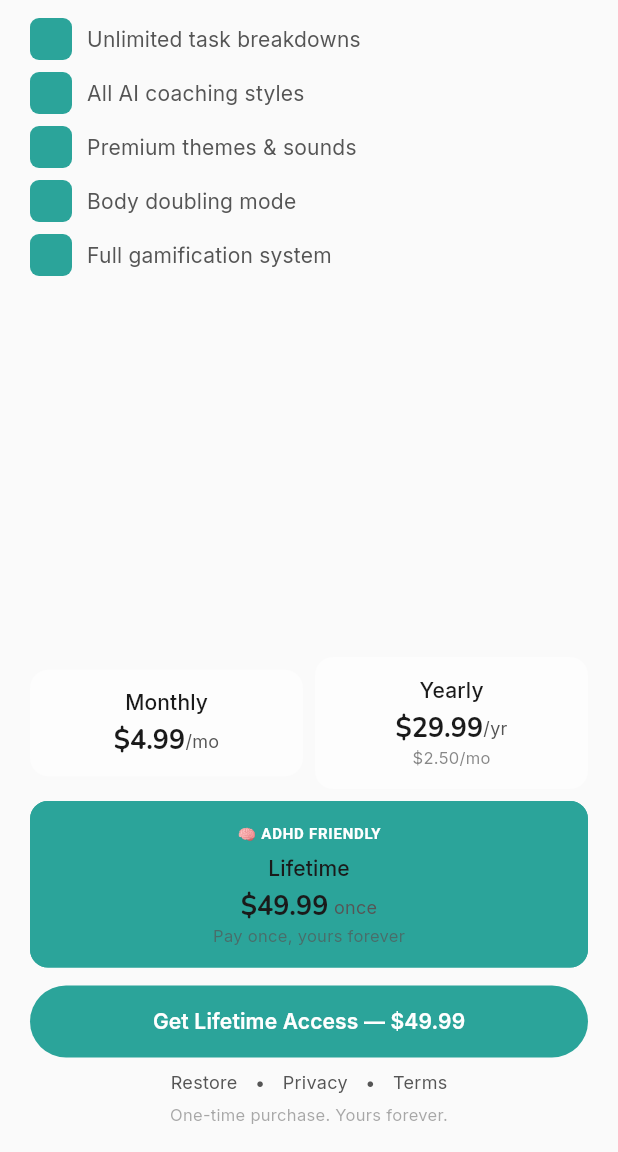
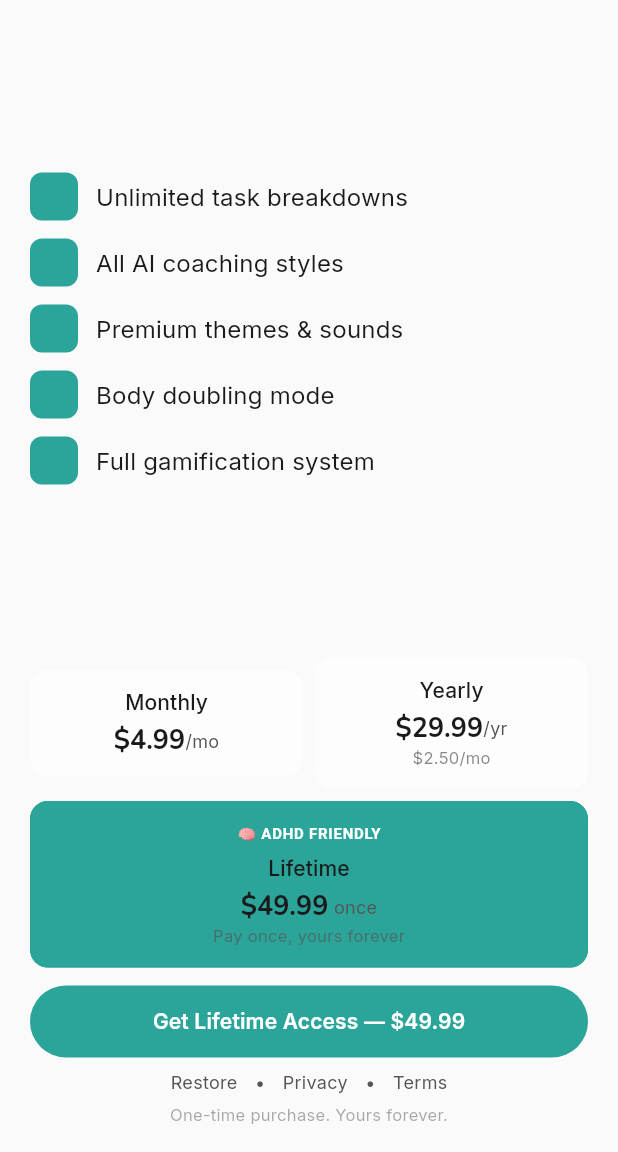
Before and after one commit to mia-assistant/adhd-decomposer, a Flutter app: the PaywallScreen screen opened directly, on a phone screen of 412 x 824 dp, the part 84-1236 px from its top. Run offline on Flutter 3.47's test engine with Material 3 defaults, Android fonts, the phone set to English and light mode, and no system bars; drawn by our look-alikes of flutter_animate; our stand-ins replace audioplayers, confetti, flutter_local_notifications, google_fonts, hive_flutter, in_app_review and 2 more; missing offline and left inert: device_calendar, home_widget, purchases_flutter; accounts and stored records are empty; statements that could not run were skipped.

Commit message:
fix: paywall features fill middle space, centered vertically

```diff
--- a/lib/presentation/screens/paywall_screen.dart
+++ b/lib/presentation/screens/paywall_screen.dart
@@ -79,10 +79,11 @@ class _PaywallScreenState extends State<PaywallScreen> {
 
                   const SizedBox(height: 12),
 
-                  // Scrollable features (constrained height)
+                  // Features - centered in available space
                   Expanded(
-                    flex: 2,
-                    child: _buildScrollableFeatures(context),
+                    child: Center(
+                      child: _buildFeatures(context),
+                    ),
                   ),
 
                   // Error message
@@ -159,7 +160,7 @@ class _PaywallScreenState extends State<PaywallScreen> {
     ).animate().fadeIn().slideX(begin: -0.1, end: 0);
   }
 
-  Widget _buildScrollableFeatures(BuildContext context) {
+  Widget _buildFeatures(BuildContext context) {
     final features = [
       (icon: Icons.all_inclusive, text: 'Unlimited task breakdowns'),
       (icon: Icons.psychology, text: 'All AI coaching styles'),
@@ -168,41 +169,30 @@ class _PaywallScreenState extends State<PaywallScreen> {
       (icon: Icons.emoji_events, text: 'Full gamification system'),
     ];
 
-    return ShaderMask(
-      shaderCallback: (Rect bounds) {
-        return LinearGradient(
-          begin: Alignment.topCenter,
-          end: Alignment.bottomCenter,
-          colors: [Colors.white, Colors.white, Colors.white.withOpacity(0)],
-          stops: const [0.0, 0.85, 1.0],
-        ).createShader(bounds);
-      },
-      blendMode: BlendMode.dstIn,
-      child: ListView.builder(
-        padding: const EdgeInsets.only(bottom: 16),
-        itemCount: features.length,
-        itemBuilder: (context, index) {
-          final feature = features[index];
+    return Column(
+      mainAxisAlignment: MainAxisAlignment.center,
+      children: features.asMap().entries.map((entry) {
+        final index = entry.key;
+        final feature = entry.value;
         return Padding(
-            padding: const EdgeInsets.only(bottom: 8),
+          padding: const EdgeInsets.only(bottom: 12),
           child: Row(
             children: [
               Container(
-                  width: 28,
-                  height: 28,
+                width: 32,
+                height: 32,
                 decoration: BoxDecoration(
                   color: Theme.of(context).colorScheme.primaryContainer,
-                    borderRadius: BorderRadius.circular(6),
+                  borderRadius: BorderRadius.circular(8),
                 ),
-                  child: Icon(feature.icon, size: 16, color: Theme.of(context).colorScheme.primary),
+                child: Icon(feature.icon, size: 18, color: Theme.of(context).colorScheme.primary),
               ),
-                const SizedBox(width: 10),
-                Text(feature.text, style: Theme.of(context).textTheme.bodyMedium),
+              const SizedBox(width: 12),
+              Text(feature.text, style: Theme.of(context).textTheme.bodyLarge),
             ],
           ),
         ).animate().fadeIn(delay: Duration(milliseconds: 100 + index * 50)).slideX(begin: -0.05, end: 0);
-        },
-      ),
+      }).toList(),
     );
   }
 
```
Lines whose indentation alone changed are shown as unchanged.
